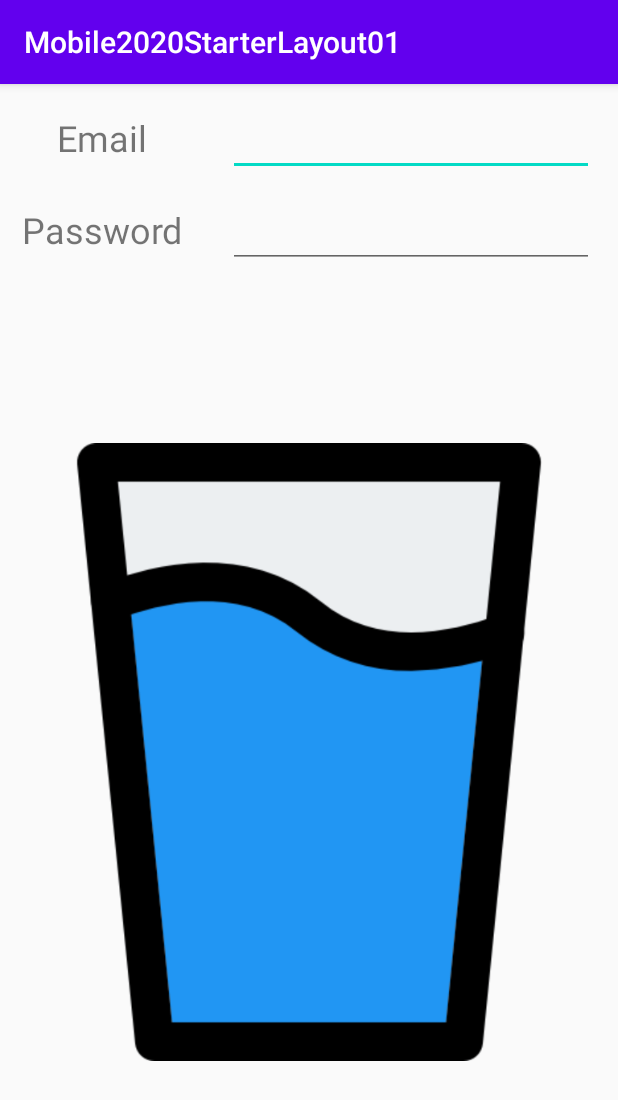
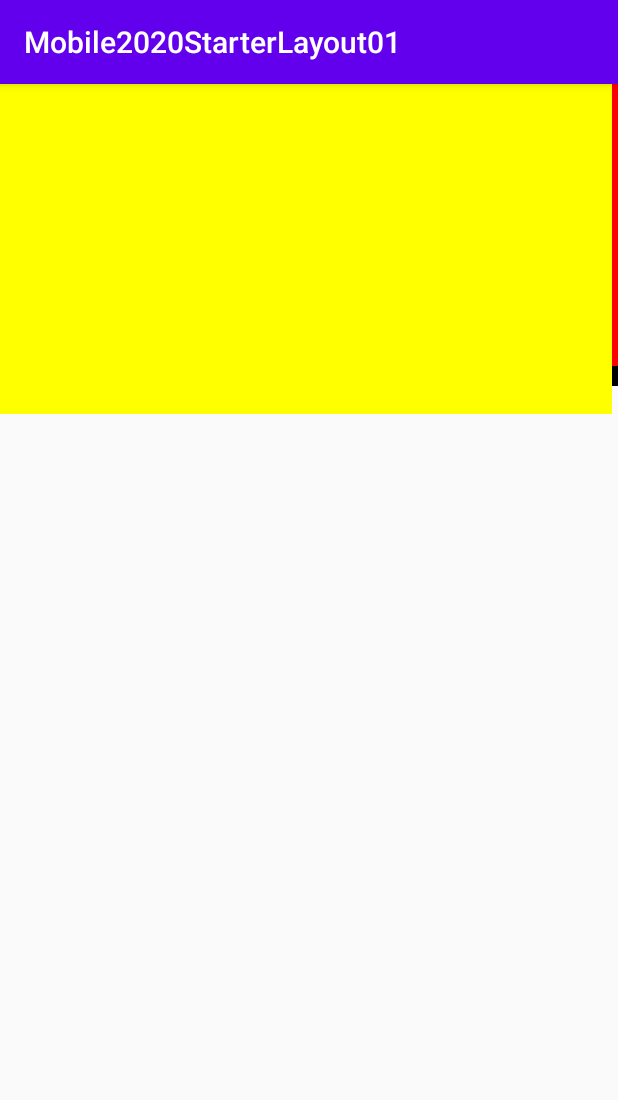
Before and after one commit to polinema-mobile/05-hello-layout-new-room-7-1, an Android app: the screen it shows after launch (MainActivity), on a phone screen of 412 x 824 dp. Shown: the top 1100 px of the screen. Run offline under Robolectric (Android 15) with nearby library versions, the phone set to English and light mode, and no system bars.

Commit message:
bedera jerman rhevy

```diff
--- a/app/src/main/res/layout/activity_main.xml
+++ b/app/src/main/res/layout/activity_main.xml
@@ -63,14 +63,28 @@
         app:layout_constraintStart_toStartOf="@+id/guideline"
         app:layout_constraintTop_toBottomOf="@+id/editTextTextPersonName" />
 
-    <ImageView
-        android:id="@+id/imageView2"
-        android:layout_width="0dp"
-        android:layout_height="0dp"
-        android:src="@drawable/liquid"
-        app:layout_constraintBottom_toBottomOf="parent"
-        app:layout_constraintEnd_toEndOf="parent"
-        app:layout_constraintStart_toStartOf="parent"
-        app:layout_constraintTop_toBottomOf="@+id/editTextTextPassword" />
+    <LinearLayout
+        android:layout_width="413dp"
+        android:layout_height="201dp"
+        android:background="#000000"
+        android:orientation="vertical"
+        tools:layout_editor_absoluteX="1dp"
+        tools:layout_editor_absoluteY="123dp"></LinearLayout>
+
+    <LinearLayout
+        android:layout_width="413dp"
+        android:layout_height="188dp"
+        android:background="#ff0000"
+        android:orientation="vertical"
+        tools:layout_editor_absoluteX="-1dp"
+        tools:layout_editor_absoluteY="322dp"></LinearLayout>
+
+    <LinearLayout
+        android:layout_width="408dp"
+        android:layout_height="220dp"
+        android:background="#ffff00"
+        android:orientation="vertical"
+        tools:layout_editor_absoluteX="1dp"
+        tools:layout_editor_absoluteY="510dp"></LinearLayout>
 
 </androidx.constraintlayout.widget.ConstraintLayout>
```
